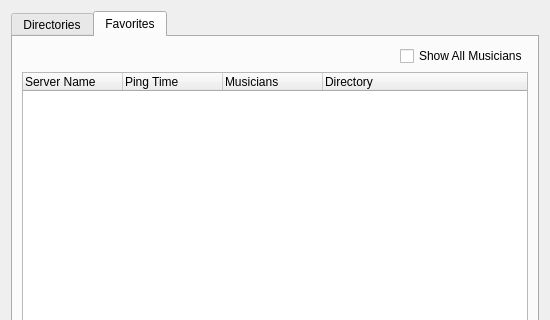
jamulussoftware/jamulus, file src/connectdlgbase.ui: the form before one commit; both pictures show x 0 to 550 and y 0 to 320 of the 550 by 505 pixel window.
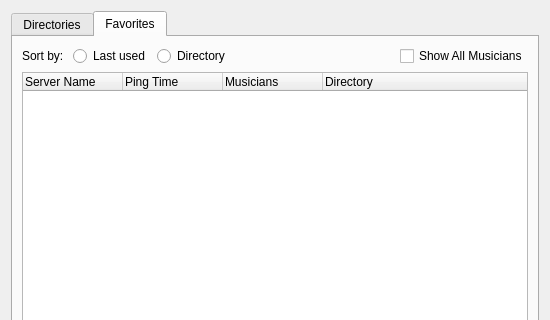
The form after the commit. Icons and pictures are not drawn.

Commit message:
Added Sorting by Directory Server to Favorites
Last used sort is unchanged, the last added or used server is in the top
row pushing down, top row selected when window opened.

For Directory sort the servers are sorted according to directory, within
the directory last used.  The default row selecton is the last row used.

Favorites Sort and Favorites last row added to settings.

Diff of the .ui file:
```diff
--- a/src/connectdlgbase.ui
+++ b/src/connectdlgbase.ui
@@ -132,14 +132,32 @@
       <attribute name="title">
        <string>Favorites</string>
       </attribute>
-      <layout class="QVBoxLayout" name="verticalLayout_4">
+      <layout class="QHBoxLayout" name="horizontalLayout_3">
        <item>
         <layout class="QVBoxLayout" name="verticalLayout_2">
          <item>
           <layout class="QHBoxLayout" name="horizontalLayout_2">
-           <property name="bottomMargin">
-            <number>0</number>
-           </property>
+           <item>
+            <widget class="QLabel" name="lblFavSort">
+             <property name="text">
+              <string>Sort by: </string>
+             </property>
+            </widget>
+           </item>
+           <item>
+            <widget class="QRadioButton" name="rbFavSort1">
+             <property name="text">
+              <string>Last used</string>
+             </property>
+            </widget>
+           </item>
+           <item>
+            <widget class="QRadioButton" name="rbFavSort2">
+             <property name="text">
+              <string>Directory</string>
+             </property>
+            </widget>
+           </item>
            <item>
             <spacer name="horizontalSpacer">
              <property name="orientation">
```
The commit also changes 5 other files.
